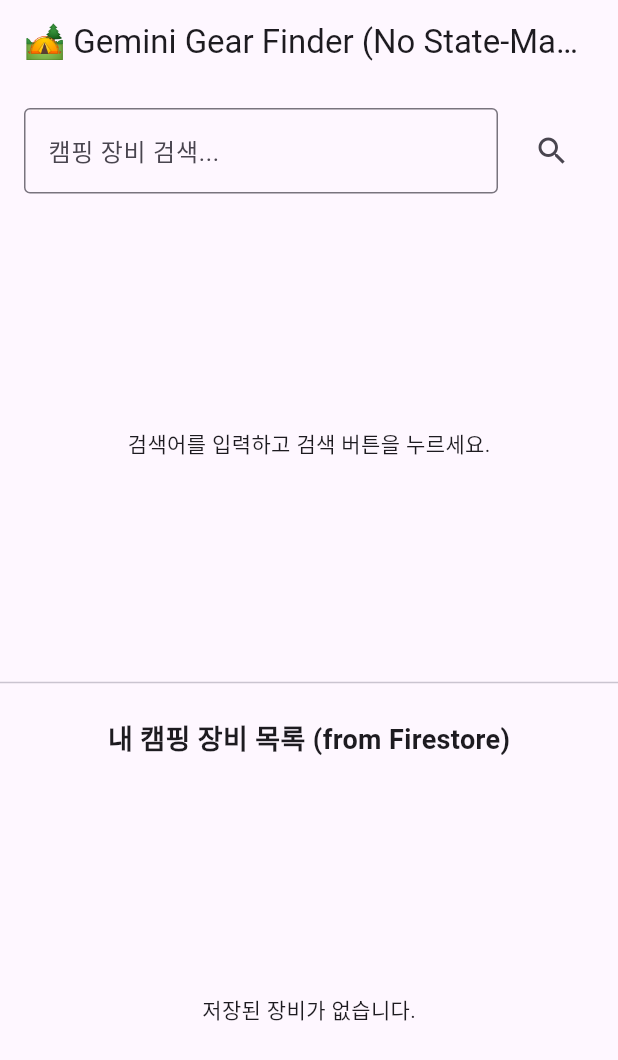
After one commit to marunemo/GearBear, a Flutter app: the GearListPage screen opened directly, after a tap on the "menu" icon, after a tap on "Gear Doctor", on a phone screen of 412 x 824 dp. The commit adds this screen. Shown: the top 1060 px of the screen. Run offline on Flutter 3.47's test engine with Material 3 defaults, Android fonts, the phone set to English and light mode, and no system bars; our stand-ins replace cloud_firestore, firebase_ai, firebase_auth, firebase_core, firebase_storage, fl_chart and 2 more; accounts and stored records are empty; generated files the repository leaves out were written again.

Commit message:
[Feat] gear finder AI
- 기어탐색 AI 추가

```diff
--- a/gearbear/lib/app.dart
+++ b/gearbear/lib/app.dart
@@ -6,6 +6,7 @@ import 'addGear.dart';
 import 'editGear.dart';
 import 'myCamp.dart';
 import 'stat.dart';
+import 'gearDoctor.dart';
 
 import 'models/gear_model.dart';
 import 'models/camp_model.dart';
@@ -31,7 +32,8 @@ class MyApp extends StatelessWidget {
         '/login': (context) => const LoginPage(),
         '/': (context) => const GearListPage(),
         '/add_gear': (context) => const AddGearPage(),
-        '/my_camp': (context) => const MyCampPage()
+        '/my_camp': (context) => const MyCampPage(),
+        '/gear_doctor': (context) => const GearDoctorPage()
       },
       onGenerateRoute: (settings) {
         if (settings.name == '/edit_gear') {
--- /dev/null
+++ b/gearbear/lib/gearDoctor.dart
@@ -0,0 +1,313 @@
+import 'dart:convert';
+import 'package:flutter/material.dart';
+import 'package:firebase_core/firebase_core.dart';
+import 'package:firebase_ai/firebase_ai.dart';
+import 'package:firebase_auth/firebase_auth.dart';
+import 'package:cloud_firestore/cloud_firestore.dart';
+
+import 'firebase/firebase_options.dart';
+import 'models/gear_model.dart';
+
+final List<String> categories = [
+  'Tent', 'Sleeping Bag', 'Matt', 'BackPack', 'Cook Set',
+  'Clothes', 'Electonics', 'etc'
+];
+
+// SearchedItem 클래스는 기존과 동일합니다.
+class SearchedItem {
+  final String gearName;
+  final String manufacturer;
+  final String type;
+  final int weight;
+  final String imgUrl;
+
+  SearchedItem({
+    required this.gearName,
+    required this.manufacturer,
+    required this.type,
+    required this.weight,
+    required this.imgUrl,
+  });
+
+  factory SearchedItem.fromJson(Map<String, dynamic> json) {
+    return SearchedItem(
+      gearName: json['gearName'] ?? 'N/A',
+      manufacturer: json['manufacturer'] ?? 'N/A',
+      type: json['type'] ?? 'etc',
+      weight: (json['weight'] as num?)?.toInt() ?? 0,
+      imgUrl: json['imgUrl'] ?? '',
+    );
+  }
+}
+
+// GeminiService 수정: Google 검색 Tool 적용
+class GeminiService {
+  final GenerativeModel _model;
+
+  GeminiService()
+      // 모델 초기화 시 tools 파라미터에 GoogleSearch()를 추가합니다.
+      : _model = FirebaseAI.googleAI().generativeModel(
+          model: 'gemini-2.0-flash', // Google Search Tool과 호환되는 모델 사용
+          // tools: [Tool.googleSearch()], // <<< Google 검색 Tool 활성화
+          generationConfig: GenerationConfig(
+            temperature: 0.3,
+            responseMimeType: 'application/json',
+          ),
+        );
+
+  final _categories = const ['Tent', 'Sleeping Bag', 'Matt', 'BackPack', 'Cook Set', 'Clothes', 'Electonics', 'etc'];
+
+  Future<List<SearchedItem>> searchCampingGear(String query) async {
+    // 시스템 프롬프트 수정: 검색 Tool 사용을 명시적으로 지시
+    final systemPrompt =
+      'You are a helpful camping gear shopping assistant with access to Google Search. '
+      'Use your search tool to find real, currently available camping gear based on the user\'s query. '
+      'The "type" of gear must be one of the following categories: ${_categories.join(', ')}. '
+      'Provide the result as a JSON array where each object has "gearName", "manufacturer", "type", "weight" (in grams, integer), and "imgUrl". '
+      'Only respond with the JSON array.';
+
+    final content = [
+      Content.text(systemPrompt),
+      Content.text('Search query: "$query"'),
+    ];
+    final response = await _model.generateContent(content);
+    final jsonString = response.text;
+
+    if (jsonString == null || jsonString.isEmpty) return [];
+
+    final List<dynamic> jsonList = jsonDecode(jsonString);
+    return jsonList.map((json) => SearchedItem.fromJson(json)).toList();
+  }
+}
+
+
+// --- 메인 앱 및 화면 위젯 ---
+class GearDoctorPage extends StatelessWidget {
+  const GearDoctorPage({super.key});
+
+  @override
+  Widget build(BuildContext context) {
+    return MaterialApp(
+      title: 'Camping Gear Finder',
+      home: Scaffold(
+        appBar: AppBar(
+          title: const Text('🏕️ Gemini Gear Finder (No State-Management)'),
+        ),
+        // 핵심 로직을 담고 있는 StatefulWidget을 body에 배치
+        body: const GearFinderWidget(),
+      ),
+    );
+  }
+}
+
+// --- 상태 관리 없는 핵심 로직 위젯 ---
+class GearFinderWidget extends StatefulWidget {
+  const GearFinderWidget({super.key});
+
+  @override
+  State<GearFinderWidget> createState() => _GearFinderWidgetState();
+}
+
+// GearFinderWidget의 State 클래스
+class _GearFinderWidgetState extends State<GearFinderWidget> {
+  final GeminiService _geminiService = GeminiService();
+  // SearchController 대신 TextEditingController 사용
+  final TextEditingController _searchController = TextEditingController();
+
+  bool _isLoading = false;
+  List<SearchedItem> _searchResults = [];
+  String? _errorMessage;
+
+  // _performSearch 함수는 기존과 동일하게 유지됩니다.
+  Future<void> _performSearch(String query) async {
+    if (query.isEmpty) {
+      setState(() {
+        _searchResults = [];
+        _isLoading = false;
+        _errorMessage = null;
+      });
+      return;
+    }
+
+    setState(() {
+      _isLoading = true;
+      _errorMessage = null;
+    });
+
+    try {
+      final results = await _geminiService.searchCampingGear(query);
+      setState(() {
+        _searchResults = results;
+        _isLoading = false;
+      });
+    } catch (e) {
+      setState(() {
+        _errorMessage = "검색 중 오류 발생: $e";
+        _searchResults = []; // 오류 발생 시 이전 결과 초기화
+        _isLoading = false;
+      });
+    }
+  }
+
+  // Firestore에 장비를 추가하는 함수
+  Future<void> _addGearToFirestore(SearchedItem item) async {
+    final uid = FirebaseAuth.instance.currentUser?.uid;
+    if (uid == null) return;
+
+    final gearCollection = FirebaseFirestore.instance.collection('Gear');
+    final docRef = gearCollection.doc();
+    final gid = docRef.id;
+
+    final newGear = Gear(
+      uid: uid,     // 예시 사용자 ID
+      gid: gid,     // Firestore 문서 ID를 장비의 고유 ID로 사용
+      gearName: item.gearName,
+      manufacturer: item.manufacturer,
+      type: item.type,
+      weight: item.weight,
+      quantity: 1,
+      imgUrl: item.imgUrl,
+    );
+
+    try {
+      // Gear 객체를 Map으로 변환하여 Firestore에 저장
+      await docRef.set(newGear.toMap());
+
+      if (mounted) {
+        ScaffoldMessenger.of(context).showSnackBar(
+          SnackBar(content: Text('${item.gearName}이(가) Firestore에 추가되었습니다.')),
+        );
+      }
+    } catch (e) {
+      if (mounted) {
+        ScaffoldMessenger.of(context).showSnackBar(
+          SnackBar(content: Text('Firestore 저장 실패: $e')),
+        );
+      }
+    }
+  }
+
+  @override
+  void dispose() {
+    _searchController.dispose();
+    super.dispose();
+  }
+
+  // build 메서드 수정: UI 로직 변경
+  @override
+  Widget build(BuildContext context) {
+    return Column(
+      children: [
+        // --- 검색창 UI 변경 ---
+        Padding(
+          padding: const EdgeInsets.all(16.0),
+          // TextField와 검색 버튼으로 구성
+          child: Row(
+            children: [
+              Expanded(
+                child: TextField(
+                  controller: _searchController,
+                  decoration: const InputDecoration(
+                    hintText: '캠핑 장비 검색...',
+                    border: OutlineInputBorder(),
+                  ),
+                  // 키보드의 완료 버튼으로도 검색 실행
+                  onSubmitted: (value) => _performSearch(value),
+                ),
+              ),
+              const SizedBox(width: 8),
+              IconButton(
+                icon: const Icon(Icons.search),
+                onPressed: () => _performSearch(_searchController.text),
+                style: IconButton.styleFrom(
+                  padding: const EdgeInsets.all(16),
+                  shape: RoundedRectangleBorder(
+                    borderRadius: BorderRadius.circular(8),
+                  ),
+                ),
+              ),
+            ],
+          ),
+        ),
+
+        // --- 검색 결과 표시 UI ---
+        // 로딩 중일 때 인디케이터 표시
+        if (_isLoading)
+          const Expanded(child: Center(child: CircularProgressIndicator()))
+        // 에러 발생 시 메시지 표시
+        else if (_errorMessage != null)
+          Padding(
+            padding: const EdgeInsets.all(16.0),
+            child: Text(_errorMessage!, style: const TextStyle(color: Colors.red)),
+          )
+        // 검색 결과가 있을 때 리스트 표시
+        else if (_searchResults.isNotEmpty)
+          Expanded(
+            child: ListView.builder(
+              itemCount: _searchResults.length,
+              itemBuilder: (context, index) {
+                final item = _searchResults[index];
+                return Card(
+                  margin: const EdgeInsets.symmetric(horizontal: 16, vertical: 4),
+                  child: ListTile(
+                    title: Text(item.gearName),
+                    subtitle: Text('${item.manufacturer} / ${item.type} / ${item.weight}g'),
+                    trailing: ElevatedButton(
+                      child: const Text('추가'),
+                      onPressed: () => _addGearToFirestore(item),
+                    ),
+                  ),
+                );
+              },
+            ),
+          )
+        // 검색 결과가 없을 때 (초기 상태 포함)
+        else
+          const Expanded(
+            child: Center(child: Text('검색어를 입력하고 검색 버튼을 누르세요.')),
+          ),
+
+        const Divider(),
+        const Padding(
+          padding: EdgeInsets.all(16.0),
+          child: Text("내 캠핑 장비 목록 (from Firestore)", style: TextStyle(fontSize: 18, fontWeight: FontWeight.bold)),
+        ),
+
+        // --- Firestore 데이터 표시 UI ---
+        Expanded(
+          // StreamBuilder를 사용하여 Firestore 'Gear' 컬렉션의 변경사항을 실시간으로 감지
+          child: StreamBuilder<QuerySnapshot>(
+            stream: FirebaseFirestore.instance.collection('Gear').orderBy('createdAt', descending: true).snapshots(),
+            builder: (context, snapshot) {
+              if (snapshot.connectionState == ConnectionState.waiting) {
+                return const Center(child: CircularProgressIndicator());
+              }
+              if (snapshot.hasError) {
+                return Center(child: Text('데이터를 불러오지 못했습니다: ${snapshot.error}'));
+              }
+              if (!snapshot.hasData || snapshot.data!.docs.isEmpty) {
+                return const Center(child: Text('저장된 장비가 없습니다.'));
+              }
+
+              // Firestore 문서를 Gear 객체 리스트로 변환
+              final gears = snapshot.data!.docs.map((doc) => Gear.fromDocument(doc)).toList();
+
+              return ListView.builder(
+                itemCount: gears.length,
+                itemBuilder: (context, index) {
+                  final gear = gears[index];
+                  return ListTile(
+                    leading: CircleAvatar(child: Text(gear.type.isNotEmpty ? gear.type.substring(0, 1) : "E")),
+                    title: Text(gear.gearName),
+                    subtitle: Text('${gear.manufacturer} | ${gear.type}'),
+                    trailing: Text('${gear.weight}g'),
+                  );
+                },
+              );
+            },
+          ),
+        ),
+      ],
+    );
+  }
+}
--- a/gearbear/lib/gearList.dart
+++ b/gearbear/lib/gearList.dart
@@ -323,6 +323,13 @@ class _GearListPageState extends State<GearListPage> {
                           _toggleDrawer();
                         },
                       ),
+                      ListTile(
+                        title: const Text('Gear Doctor'),
+                        onTap: () {
+                          Navigator.pushNamed(context, '/gear_doctor');
+                          _toggleDrawer();
+                        },
+                      ),
                     ],
                   ),
                 ),
--- a/gearbear/pubspec.yaml
+++ b/gearbear/pubspec.yaml
@@ -42,6 +42,7 @@ dependencies:
   fl_chart: ^1.0.0
   camera: ^0.11.1
   image_picker: ^1.0.7
+  firebase_ai: ^2.0.0
 
 dev_dependencies:
   flutter_test:
```
Also changed, not shown: 5 other files.
